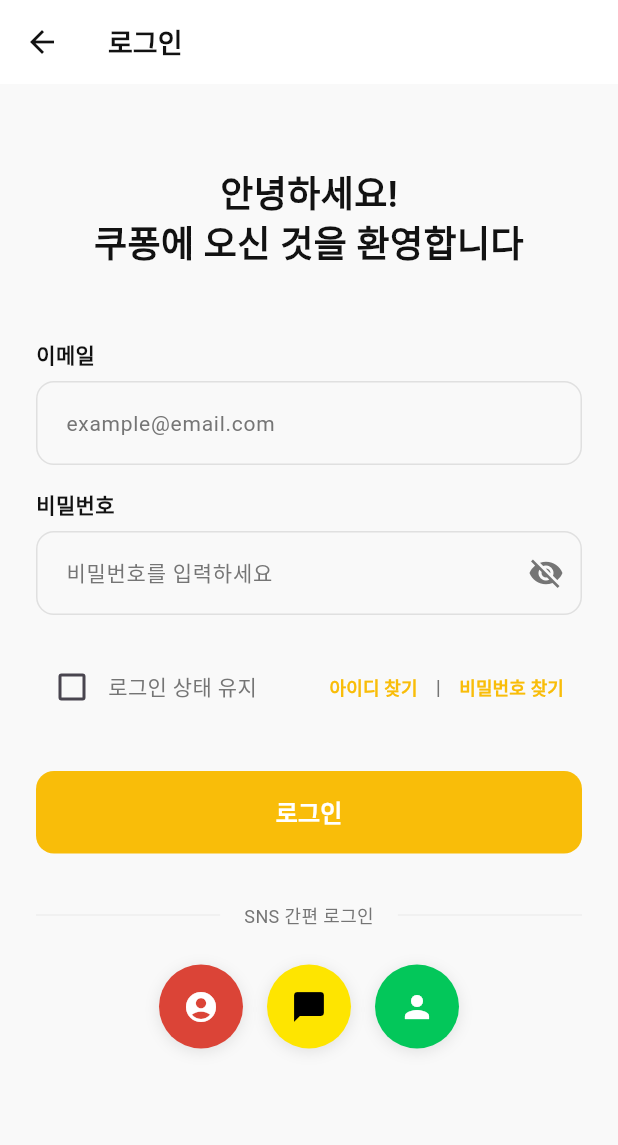
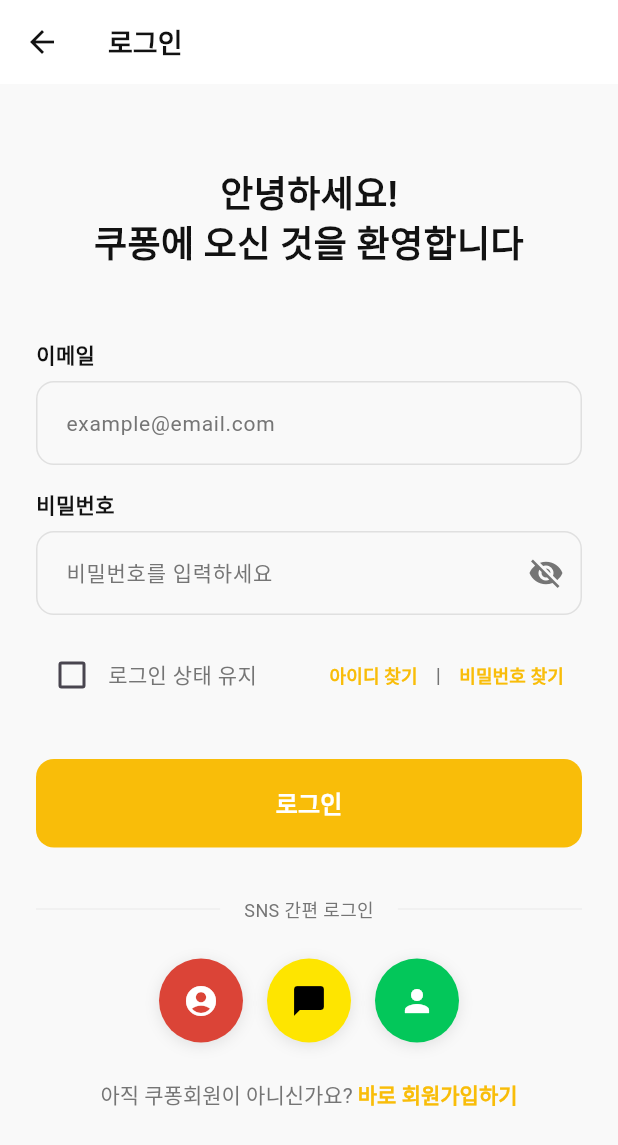
Before and after one commit to Clevon-io/koopong, a Flutter app: the screen it shows after launch, after a tap on "로그인", on a phone screen of 412 x 824 dp. Shown: the top 1145 px of the screen. Run offline on Flutter 3.47's test engine with Material 3 defaults, Android fonts, the phone set to English and light mode, and no system bars; Roboto replaces fonts that are missing (Pretendard); project files that could hold a hidden picture were left out.

Commit message:
로그인 페이지 수정
1. ✅ 상단 여백 조정

  - 변경 전: const SizedBox(height: 24)
  - 변경 후: const SizedBox(height: 16)
  - 효과: 로그인 상태 유지 및 계정 찾기 섹션이 입력창과 더
  가깝게 배치

  2. ✅ 로그인 버튼 크기 증가

  - 변경 전: padding: EdgeInsets.symmetric(vertical: 16)
  - 변경 후: padding: EdgeInsets.symmetric(vertical: 18)
  - 효과: 이메일/비밀번호 입력창과 비슷한 크기로 조정되어 더
  큰 비중을 가짐

  3. ✅ 회원가입 링크 추가

  - 위치: SNS 간편 로그인 아래, 페이지 최하단
  - 구현: RichText + TapGestureRecognizer 사용
  - 텍스트: "아직 쿠퐁회원이 아니신가요? 바로 회원가입하기"
  - 스타일:
    - 일반 텍스트: 회색 (AppColors.textSecondary)
    - 링크 텍스트: 진한 노란색 (AppColors.primary) + 굵게
  (FontWeight.w600)
  - 기능: 클릭 시 임시 스낵바 메시지 표시

  4. 기술적 개선

  - import 추가: package:flutter/gestures.dart
  (TapGestureRecognizer 사용)
  - 중앙 정렬: Center 위젯으로 회원가입 링크 중앙 배치
  - 클릭 이벤트: 회원가입 링크 부분만 터치 가능

```diff
--- a/lib/screens/login_page.dart
+++ b/lib/screens/login_page.dart
@@ -1,4 +1,5 @@
 import 'package:flutter/material.dart';
+import 'package:flutter/gestures.dart';
 import '../themes/colors.dart';
 
 class LoginPage extends StatefulWidget {
@@ -111,7 +112,7 @@
                     return null;
                   },
                 ),
-                const SizedBox(height: 24),
+                const SizedBox(height: 16),
 
                 // Remember Login & Find Account
                 Row(
@@ -190,7 +191,7 @@
                     backgroundColor: AppColors.primary,
                     foregroundColor: Colors.white,
                     elevation: 0,
-                    padding: const EdgeInsets.symmetric(vertical: 16),
+                    padding: const EdgeInsets.symmetric(vertical: 18),
                     shape: RoundedRectangleBorder(
                       borderRadius: BorderRadius.circular(12),
                     ),
@@ -259,6 +260,36 @@
                       },
                     ),
                   ],
+                ),
+                const SizedBox(height: 24),
+
+                // Sign Up Link
+                Center(
+                  child: RichText(
+                    text: TextSpan(
+                      text: '아직 쿠퐁회원이 아니신가요? ',
+                      style: const TextStyle(
+                        fontSize: 14,
+                        color: AppColors.textSecondary,
+                      ),
+                      children: [
+                        TextSpan(
+                          text: '바로 회원가입하기',
+                          style: const TextStyle(
+                            fontSize: 14,
+                            color: AppColors.primary,
+                            fontWeight: FontWeight.w600,
+                          ),
+                          recognizer: TapGestureRecognizer()
+                            ..onTap = () {
+                              ScaffoldMessenger.of(context).showSnackBar(
+                                const SnackBar(content: Text('회원가입 페이지로 이동')),
+                              );
+                            },
+                        ),
+                      ],
+                    ),
+                  ),
                 ),
                 const SizedBox(height: 32),
               ],
```
